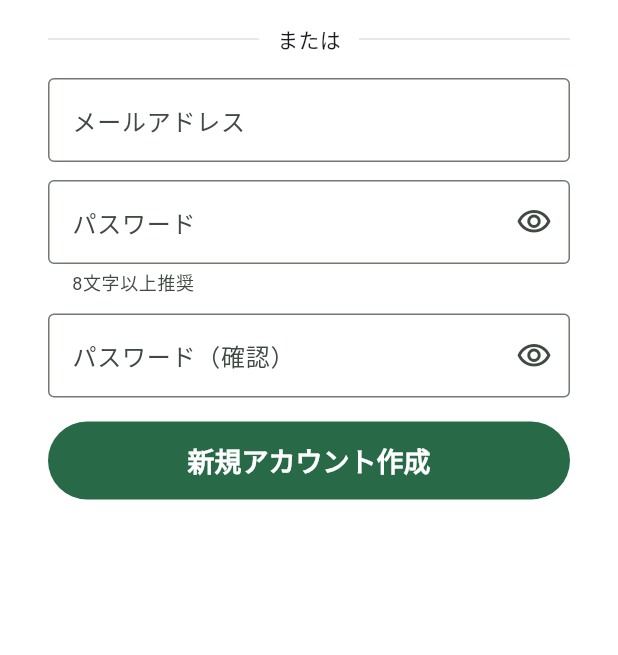
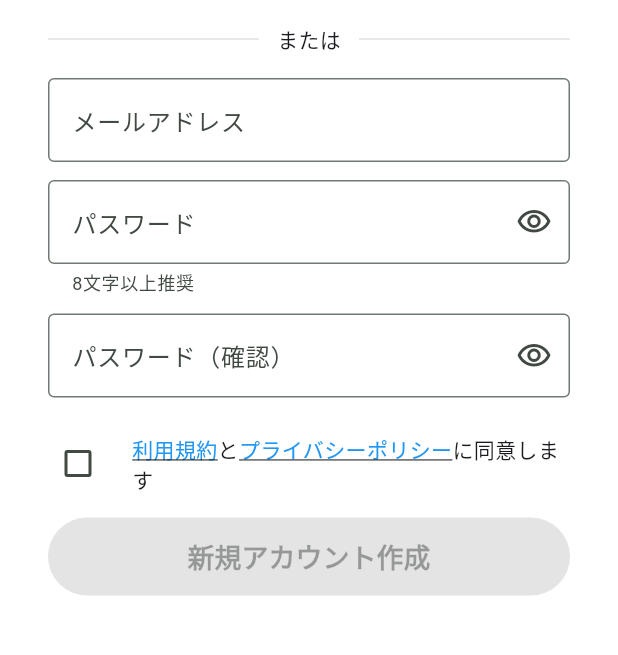
Before and after one commit to minimalistHiro/CocoshibaWeb, a Flutter app: the SignupPage screen opened by its route, on a phone screen of 412 x 824 dp, the part 300-955 px from its top. Run offline on Flutter 3.47's test engine with Material 3 defaults, Android fonts, the light colour scheme and no system bars; our stand-ins replace cloud_firestore, firebase_auth, firebase_core, firebase_storage, go_router, google_fonts; missing offline and left inert: cloud_firestore_web, dart:html, dart:ui_web, firebase_storage_web; accounts and stored records are empty.

Commit message:
Update signup consent and policy pages

```diff
--- a/lib/pages/signup_page.dart
+++ b/lib/pages/signup_page.dart
@@ -2,6 +2,7 @@ import 'package:cocoshibaweb/app.dart';
 import 'package:cocoshibaweb/router.dart';
 import 'package:cocoshibaweb/services/user_profile_service.dart';
 import 'package:cocoshibaweb/widgets/google_sign_in_button.dart';
+import 'package:flutter/gestures.dart';
 import 'package:flutter/material.dart';
 import 'package:go_router/go_router.dart';
 
@@ -24,12 +25,24 @@ class _SignupPageState extends State<SignupPage> {
   bool _isBusy = false;
   bool _isPasswordVisible = false;
   bool _isPasswordConfirmVisible = false;
+  bool _hasAgreed = false;
+  late final TapGestureRecognizer _termsRecognizer;
+  late final TapGestureRecognizer _privacyRecognizer;
+
+  @override
+  void initState() {
+    super.initState();
+    _termsRecognizer = TapGestureRecognizer();
+    _privacyRecognizer = TapGestureRecognizer();
+  }
 
   @override
   void dispose() {
     _emailController.dispose();
     _passwordController.dispose();
     _passwordConfirmController.dispose();
+    _termsRecognizer.dispose();
+    _privacyRecognizer.dispose();
     super.dispose();
   }
 
@@ -166,11 +179,52 @@ class _SignupPageState extends State<SignupPage> {
                 Column(
                   crossAxisAlignment: CrossAxisAlignment.center,
                   children: [
+                    CheckboxListTile(
+                      contentPadding: EdgeInsets.zero,
+                      controlAffinity: ListTileControlAffinity.leading,
+                      value: _hasAgreed,
+                      onChanged: _isBusy
+                          ? null
+                          : (value) =>
+                              setState(() => _hasAgreed = value ?? false),
+                      title: Text.rich(
+                        TextSpan(
+                          style: DefaultTextStyle.of(context).style,
+                          children: [
+                            TextSpan(
+                              text: '利用規約',
+                              style: const TextStyle(
+                                decoration: TextDecoration.underline,
+                                color: Colors.blue,
+                              ),
+                              recognizer: _termsRecognizer
+                                ..onTap = () {
+                                  context.go(CocoshibaPaths.terms);
+                                },
+                            ),
+                            const TextSpan(text: 'と'),
+                            TextSpan(
+                              text: 'プライバシーポリシー',
+                              style: const TextStyle(
+                                decoration: TextDecoration.underline,
+                                color: Colors.blue,
+                              ),
+                              recognizer: _privacyRecognizer
+                                ..onTap = () {
+                                  context.go(CocoshibaPaths.privacyPolicy);
+                                },
+                            ),
+                            const TextSpan(text: 'に同意します'),
+                          ],
+                        ),
+                      ),
+                    ),
+                    const SizedBox(height: 8),
                     SizedBox(
                       width: double.infinity,
                       height: 52,
                       child: FilledButton(
-                        onPressed: _isBusy
+                        onPressed: _isBusy || !_hasAgreed
                             ? null
                             : () async {
                                 if (!_formKey.currentState!.validate()) return;
```
Also changed, not shown: 1 other file.
